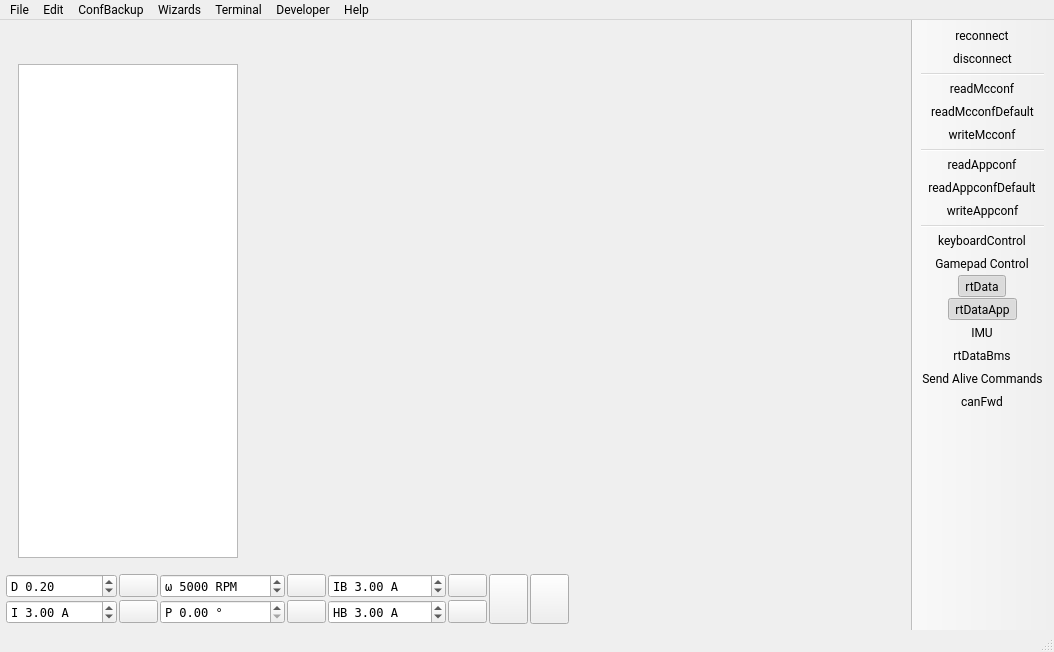
CYC-MOTOR/CYC-tool, file mainwindow.ui: the form before one commit.
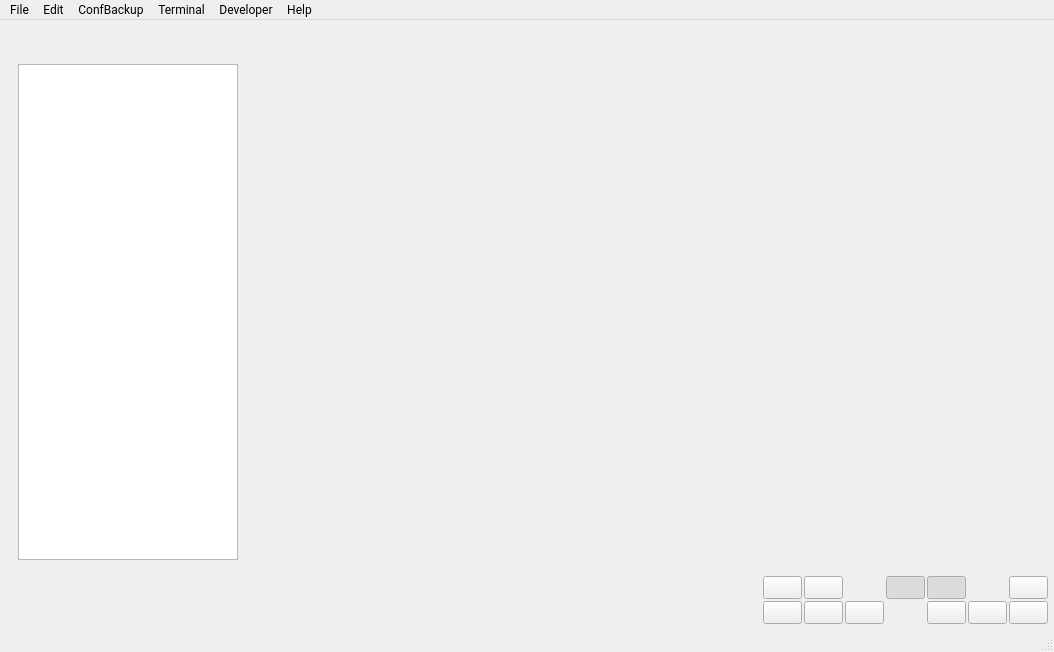
The form after the commit. Icons and pictures are not drawn. Custom widgets are drawn as their Qt base class.

What changed in the file:
```diff
--- a/mainwindow.ui
+++ b/mainwindow.ui
@@ -154,7 +154,7 @@
       <property name="spacing">
        <number>2</number>
       </property>
-      <item row="0" column="8">
+      <item row="0" column="0">
        <widget class="DisplayBar" name="dispDuty" native="true">
         <property name="sizePolicy">
          <sizepolicy hsizetype="MinimumExpanding" vsizetype="Preferred">
@@ -170,155 +170,11 @@
         </property>
        </widget>
       </item>
-      <item row="0" column="4">
-       <widget class="QDoubleSpinBox" name="brakeCurrentBox">
-        <property name="font">
-         <font>
-          <family>DejaVu Sans Mono</family>
-         </font>
-        </property>
-        <property name="toolTip">
-         <string>Brake current</string>
-        </property>
-        <property name="prefix">
-         <string>IB </string>
-        </property>
-        <property name="suffix">
-         <string> A</string>
-        </property>
-        <property name="minimum">
-         <double>-500.000000000000000</double>
-        </property>
-        <property name="maximum">
-         <double>500.000000000000000</double>
-        </property>
-        <property name="singleStep">
-         <double>0.500000000000000</double>
-        </property>
-        <property name="value">
-         <double>3.000000000000000</double>
-        </property>
-       </widget>
-      </item>
-      <item row="1" column="1">
-       <widget class="QPushButton" name="currentButton">
-        <property name="toolTip">
-         <string>Current</string>
-        </property>
-        <property name="text">
-         <string/>
-        </property>
-        <property name="icon">
-         <iconset resource="res.qrc">
-          <normaloff>:/res/icons/Circled Play-96.png</normaloff>:/res/icons/Circled Play-96.png</iconset>
-        </property>
-       </widget>
-      </item>
-      <item row="0" column="5">
-       <widget class="QPushButton" name="brakeCurrentButton">
-        <property name="toolTip">
-         <string>Brake current</string>
-        </property>
-        <property name="text">
-         <string/>
-        </property>
-        <property name="icon">
-         <iconset resource="res.qrc">
-          <normaloff>:/res/icons/Brake Warning-96.png</normaloff>:/res/icons/Brake Warning-96.png</iconset>
-        </property>
-       </widget>
-      </item>
-      <item row="1" column="5">
-       <widget class="QPushButton" name="handbrakeButton">
-        <property name="toolTip">
-         <string>Handbrake current</string>
-        </property>
-        <property name="text">
-         <string/>
-        </property>
-        <property name="icon">
-         <iconset resource="res.qrc">
-          <normaloff>:/res/icons/Brake Warning-96.png</normaloff>:/res/icons/Brake Warning-96.png</iconset>
-        </property>
-       </widget>
-      </item>
-      <item row="0" column="3">
-       <widget class="QPushButton" name="speedButton">
-        <property name="toolTip">
-         <string>Speed</string>
-        </property>
-        <property name="text">
-         <string/>
-        </property>
-        <property name="icon">
-         <iconset resource="res.qrc">
-          <normaloff>:/res/icons/Circled Play-96.png</normaloff>:/res/icons/Circled Play-96.png</iconset>
-        </property>
-       </widget>
-      </item>
-      <item row="0" column="7" rowspan="2">
-       <widget class="QPushButton" name="stopButton">
-        <property name="sizePolicy">
-         <sizepolicy hsizetype="Fixed" vsizetype="MinimumExpanding">
-          <horstretch>0</horstretch>
-          <verstretch>0</verstretch>
-         </sizepolicy>
-        </property>
-        <property name="toolTip">
-         <string>Switch off</string>
-        </property>
-        <property name="text">
-         <string/>
-        </property>
-        <property name="icon">
-         <iconset resource="res.qrc">
-          <normaloff>:/res/icons/Stop Sign-96.png</normaloff>:/res/icons/Stop Sign-96.png</iconset>
-        </property>
-        <property name="iconSize">
-         <size>
-          <width>40</width>
-          <height>40</height>
-         </size>
-        </property>
-       </widget>
-      </item>
-      <item row="0" column="6" rowspan="2">
-       <widget class="QPushButton" name="fullBrakeButton">
-        <property name="sizePolicy">
-         <sizepolicy hsizetype="Fixed" vsizetype="MinimumExpanding">
-          <horstretch>0</horstretch>
-          <verstretch>0</verstretch>
-         </sizepolicy>
-        </property>
-        <property name="toolTip">
-         <string>Full brake</string>
-        </property>
-        <property name="text">
-         <string/>
-        </property>
-        <property name="icon">
-         <iconset resource="res.qrc">
-          <normaloff>:/res/icons/Anchor-96.png</normaloff>:/res/icons/Anchor-96.png</iconset>
-        </property>
-        <property name="iconSize">
-         <size>
-          <width>40</width>
-          <height>40</height>
-         </size>
-        </property>
-        <property name="autoDefault">
-         <bool>false</bool>
-        </property>
-        <property name="default">
-         <bool>false</bool>
-        </property>
-        <property name="flat">
-         <bool>false</bool>
-        </property>
-       </widget>
-      </item>
-      <item row="1" column="8">
+      <item row="1" column="0">
        <widget class="DisplayBar" name="dispCurrent" native="true">
+        <property name="enabled">
+         <bool>true</bool>
+        </property>
         <property name="sizePolicy">
          <sizepolicy hsizetype="MinimumExpanding" vsizetype="Preferred">
           <horstretch>0</horstretch>
@@ -333,116 +189,6 @@
         </property>
        </widget>
       </item>
-      <item row="0" column="2">
-       <widget class="QDoubleSpinBox" name="speedBox">
-        <property name="font">
-         <font>
-          <family>DejaVu Sans Mono</family>
-         </font>
-        </property>
-        <property name="toolTip">
-         <string>Speed</string>
-        </property>
-        <property name="prefix">
-         <string>ω </string>
-        </property>
-        <property name="suffix">
-         <string> RPM</string>
-        </property>
-        <property name="decimals">
-         <number>0</number>
-        </property>
-        <property name="minimum">
-         <double>-400000.000000000000000</double>
-        </property>
-        <property name="maximum">
-         <double>400000.000000000000000</double>
-        </property>
-        <property name="singleStep">
-         <double>100.000000000000000</double>
-        </property>
-        <property name="value">
-         <double>5000.000000000000000</double>
-        </property>
-       </widget>
-      </item>
-      <item row="1" column="4">
-       <widget class="QDoubleSpinBox" name="handbrakeBox">
-        <property name="font">
-         <font>
-          <family>DejaVu Sans Mono</family>
-         </font>
-        </property>
-        <property name="toolTip">
-         <string>Handbrake current</string>
-        </property>
-        <property name="prefix">
-         <string>HB </string>
-        </property>
-        <property name="suffix">
-         <string> A</string>
-        </property>
-        <property name="minimum">
-         <double>-500.000000000000000</double>
-        </property>
-        <property name="maximum">
-         <double>500.000000000000000</double>
-        </property>
-        <property name="singleStep">
-         <double>0.500000000000000</double>
-        </property>
-        <property name="value">
-         <double>3.000000000000000</double>
-        </property>
-       </widget>
-      </item>
-      <item row="0" column="0">
-       <widget class="QDoubleSpinBox" name="dutyBox">
-        <property name="font">
-         <font>
-          <family>DejaVu Sans Mono</family>
-         </font>
-        </property>
-        <property name="toolTip">
-         <string>Duty cycle</string>
-        </property>
-        <property name="wrapping">
-         <bool>false</bool>
-        </property>
-        <property name="frame">
-         <bool>true</bool>
-        </property>
-        <property name="prefix">
-         <string>D </string>
-        </property>
-        <property name="minimum">
-         <double>-1.000000000000000</double>
-        </property>
-        <property name="maximum">
-         <double>1.000000000000000</double>
-        </property>
-        <property name="singleStep">
-         <double>0.010000000000000</double>
-        </property>
-        <property name="value">
-         <double>0.200000000000000</double>
-        </property>
-       </widget>
-      </item>
-      <item row="1" column="3">
-       <widget class="QPushButton" name="posButton">
-        <property name="toolTip">
-         <string>Position</string>
-        </property>
-        <property name="text">
-         <string/>
-        </property>
-        <property name="icon">
-         <iconset resource="res.qrc">
-          <normaloff>:/res/icons/Circled Play-96.png</normaloff>:/res/icons/Circled Play-96.png</iconset>
-        </property>
-       </widget>
-      </item>
       <item row="0" column="1">
        <widget class="QPushButton" name="dutyButton">
         <property name="toolTip">
@@ -455,68 +201,163 @@
          <iconset resource="res.qrc">
           <normaloff>:/res/icons/Circled Play-96.png</normaloff>:/res/icons/Circled Play-96.png</iconset>
         </property>
-        <property name="flat">
+       </widget>
+      </item>
+      <item row="0" column="2">
+       <widget class="QPushButton" name="disconnectButton">
+        <property name="toolTip">
+         <string>Disconnect</string>
+        </property>
+        <property name="text">
+         <string/>
+        </property>
+        <property name="icon">
+         <iconset resource="res.qrc">
+          <normaloff>:/res/icons/Disconnected-96.png</normaloff>:/res/icons/Disconnected-96.png</iconset>
+        </property>
+       </widget>
+      </item>
+      <item row="0" column="4">
+       <widget class="QPushButton" name="rtDataButton">
+        <property name="toolTip">
+         <string>Stream realtime data</string>
+        </property>
+        <property name="text">
+         <string/>
+        </property>
+        <property name="icon">
+         <iconset resource="res.qrc">
+          <normaloff>:/res/icons/rt_on.png</normaloff>:/res/icons/rt_on.png</iconset>
+        </property>
+        <property name="checkable">
+         <bool>true</bool>
+        </property>
+        <property name="checked">
+         <bool>true</bool>
+        </property>
+       </widget>
+      </item>
+      <item row="0" column="5">
+       <widget class="QPushButton" name="rtDataAppButton">
+        <property name="toolTip">
+         <string>Stream realtime app data</string>
+        </property>
+        <property name="text">
+         <string/>
+        </property>
+        <property name="icon">
+         <iconset resource="res.qrc">
+          <normaloff>:/res/icons/rt_app_on.png</normaloff>:/res/icons/rt_app_on.png</iconset>
+        </property>
+        <property name="checkable">
+         <bool>true</bool>
+        </property>
+        <property name="checked">
+         <bool>true</bool>
+        </property>
+       </widget>
+      </item>
+      <item row="0" column="7">
+       <widget class="QPushButton" name="sendAliveButton">
+        <property name="toolTip">
+         <string>Send alive packets periodically to prevent timeout</string>
+        </property>
+        <property name="text">
+         <string/>
+        </property>
+        <property name="icon">
+         <iconset resource="res.qrc">
+          <normaloff>:/res/icons/alive_off.png</normaloff>:/res/icons/alive_off.png</iconset>
+        </property>
+        <property name="checkable">
+         <bool>true</bool>
+        </property>
+        <property name="checked">
          <bool>false</bool>
         </property>
        </widget>
       </item>
+      <item row="1" column="1">
+       <widget class="QPushButton" name="readMcconfButton">
+        <property name="toolTip">
+         <string>Read motor configuration</string>
+        </property>
+        <property name="text">
+         <string/>
+        </property>
+        <property name="icon">
+         <iconset resource="res.qrc">
+          <normaloff>:/res/icons/motor_up.png</normaloff>:/res/icons/motor_up.png</iconset>
+        </property>
+       </widget>
+      </item>
       <item row="1" column="2">
-       <widget class="QDoubleSpinBox" name="posBox">
-        <property name="font">
-         <font>
-          <family>DejaVu Sans Mono</family>
-         </font>
-        </property>
+       <widget class="QPushButton" name="readMcconfDefaultButton">
         <property name="toolTip">
          <string>Position</string>
         </property>
-        <property name="prefix">
-         <string>P </string>
+        <property name="text">
+         <string/>
         </property>
-        <property name="suffix">
-         <string> °</string>
+        <property name="icon">
+         <iconset resource="res.qrc">
+          <normaloff>:/res/icons/motor_default.png</normaloff>:/res/icons/motor_default.png</iconset>
         </property>
-        <property name="maximum">
-         <double>360.000000000000000</double>
+       </widget>
+      </item>
+      <item row="1" column="3">
+       <widget class="QPushButton" name="writeMcconfButton">
+        <property name="toolTip">
+         <string>Write motor configuration</string>
         </property>
-        <property name="singleStep">
-         <double>0.100000000000000</double>
+        <property name="text">
+         <string/>
         </property>
-        <property name="value">
-         <double>0.000000000000000</double>
+        <property name="icon">
+         <iconset resource="res.qrc">
+          <normaloff>:/res/icons/motor_down.png</normaloff>:/res/icons/motor_down.png</iconset>
         </property>
        </widget>
       </item>
-      <item row="1" column="0">
-       <widget class="QDoubleSpinBox" name="currentBox">
-        <property name="font">
-         <font>
-          <family>DejaVu Sans Mono</family>
-         </font>
-        </property>
+      <item row="1" column="5">
+       <widget class="QPushButton" name="readAppconfButton">
         <property name="toolTip">
          <string>Current</string>
         </property>
-        <property name="frame">
-         <bool>true</bool>
+        <property name="text">
+         <string/>
         </property>
-        <property name="prefix">
-         <string>I </string>
+        <property name="icon">
+         <iconset resource="res.qrc">
+          <normaloff>:/res/icons/app_up.png</normaloff>:/res/icons/app_up.png</iconset>
         </property>
-        <property name="suffix">
-         <string> A</string>
+       </widget>
+      </item>
+      <item row="1" column="6">
+       <widget class="QPushButton" name="readAppconfDefaultButton">
+        <property name="toolTip">
+         <string>Read default app configuration</string>
         </property>
-        <property name="minimum">
-         <double>-500.000000000000000</double>
+        <property name="text">
+         <string/>
         </property>
-        <property name="maximum">
-         <double>500.000000000000000</double>
+        <property name="icon">
+         <iconset resource="res.qrc">
+          <normaloff>:/res/icons/app_default.png</normaloff>:/res/icons/app_default.png</iconset>
         </property>
-        <property name="singleStep">
-         <double>0.500000000000000</double>
+       </widget>
+      </item>
+      <item row="1" column="7">
+       <widget class="QPushButton" name="writeAppconfButton">
+        <property name="toolTip">
+         <string>Write app configuration</string>
         </property>
-        <property name="value">
-         <double>3.000000000000000</double>
+        <property name="text">
+         <string/>
+        </property>
+        <property name="icon">
+         <iconset resource="res.qrc">
+          <normaloff>:/res/icons/app_down.png</normaloff>:/res/icons/app_down.png</iconset>
         </property>
        </widget>
       </item>
@@ -524,51 +365,6 @@
     </item>
    </layout>
   </widget>
-  <widget class="QToolBar" name="mainToolBar">
-   <property name="toolTip">
-    <string/>
-   </property>
-   <property name="movable">
-    <bool>false</bool>
-   </property>
-   <property name="iconSize">
-    <size>
-     <width>24</width>
-     <height>24</height>
-    </size>
-   </property>
-   <property name="toolButtonStyle">
-    <enum>Qt::ToolButtonIconOnly</enum>
-   </property>
-   <property name="floatable">
-    <bool>false</bool>
-   </property>
-   <attribute name="toolBarArea">
-    <enum>RightToolBarArea</enum>
-   </attribute>
-   <attribute name="toolBarBreak">
-    <bool>false</bool>
-   </attribute>
-   <addaction name="actionReconnect"/>
-   <addaction name="actionDisconnect"/>
-   <addaction name="separator"/>
-   <addaction name="actionReadMcconf"/>
-   <addaction name="actionReadMcconfDefault"/>
-   <addaction name="actionWriteMcconf"/>
-   <addaction name="separator"/>
-   <addaction name="actionReadAppconf"/>
-   <addaction name="actionReadAppconfDefault"/>
-   <addaction name="actionWriteAppconf"/>
-   <addaction name="separator"/>
-   <addaction name="actionKeyboardControl"/>
-   <addaction name="actionGamepadControl"/>
-   <addaction name="actionRtData"/>
-   <addaction name="actionRtDataApp"/>
-   <addaction name="actionIMU"/>
-   <addaction name="actionrtDataBms"/>
-   <addaction name="actionSendAlive"/>
-   <addaction name="actionCanFwd"/>
-  </widget>
   <widget class="QStatusBar" name="statusBar"/>
   <widget class="QMenuBar" name="menuBar">
    <property name="geometry">
@@ -576,7 +372,7 @@
      <x>0</x>
      <y>0</y>
      <width>1054</width>
-     <height>17</height>
+     <height>22</height>
     </rect>
    </property>
    <widget class="QMenu" name="menuFile">
@@ -652,15 +448,6 @@
     </property>
     <addaction name="actionPreferences"/>
    </widget>
-   <widget class="QMenu" name="menuWizards">
-    <property name="title">
-     <string>Wizards</string>
-    </property>
-    <addaction name="actionAutoSetupFOC"/>
-    <addaction name="actionSetupMotorsFOCQuick"/>
-    <addaction name="actionAppSetupWizard"/>
-    <addaction name="actionMotorSetupWizard"/>
-   </widget>
    <widget class="QMenu" name="menuTools_2">
     <property name="title">
      <string>ConfBackup</string>
@@ -674,7 +461,6 @@
    <addaction name="menuFile"/>
    <addaction name="menuCommands"/>
    <addaction name="menuTools_2"/>
-   <addaction name="menuWizards"/>
    <addaction name="menuTerminal"/>
    <addaction name="menuTools"/>
    <addaction name="menuHelp"/>
```
Left out of the diff: 30 changed lines with no effect on the pictures.
